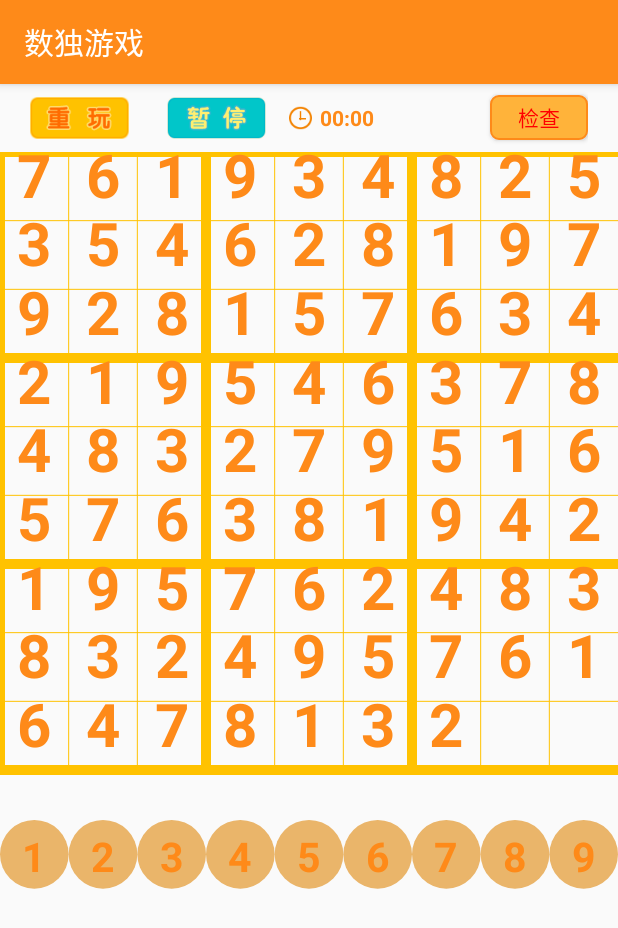
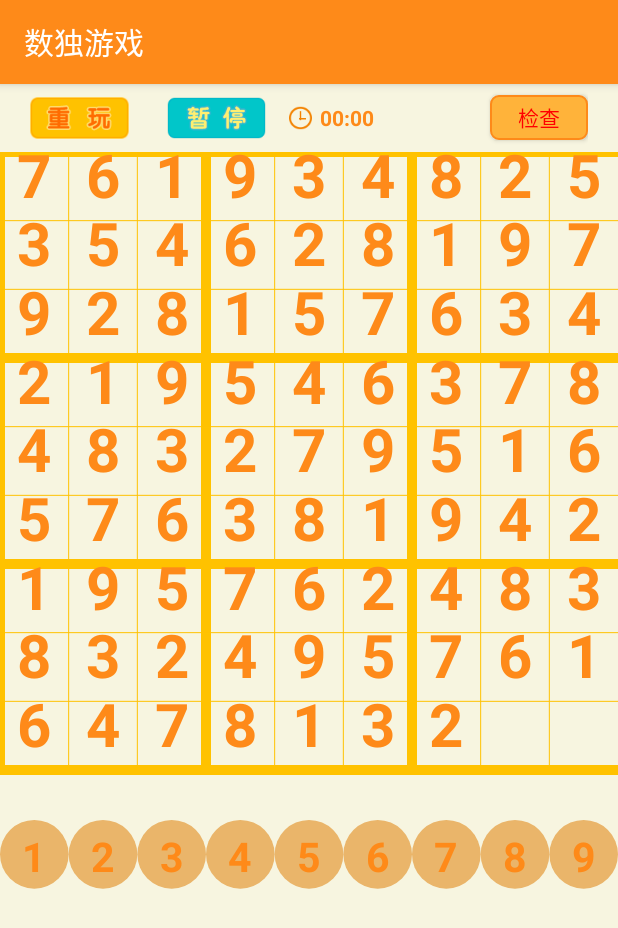
Before and after one commit to xkkk/Sudoku, an Android app: the screen it shows after launch (GameActivity), after a tap on an icon or button, on a phone screen of 412 x 824 dp. Shown: the top 928 px of the screen. Run offline under Robolectric (Android 15) with nearby library versions, the phone set to English and light mode, and no system bars; libraries missing offline, so code that uses them is left out: cn.waps; 3 statements that could not run were skipped.

```diff
--- a/app/src/main/java/com/mjxc/sudokuc/GameActivity.java
+++ b/app/src/main/java/com/mjxc/sudokuc/GameActivity.java
@@ -13,6 +13,7 @@ import android.widget.TextView;
 
 import com.mjxc.sudokuc.dialog.DialogUtil;
 import com.mjxc.sudokuc.dialog.TipsDialog;
+import com.mjxc.sudokuc.widget.SudokuView;
 
 import cn.waps.AppConnect;
 
@@ -24,6 +25,7 @@ import cn.waps.AppConnect;
 
 public class GameActivity extends AppCompatActivity implements View.OnClickListener{
     public static final String LEVEL = "level";//游戏等级 简单：0  中等：1  困难：2  骨灰：3
+    public static final String CHECKPOINT = "checkpoint";
     private String level = "0";
     private int checkpoint = 1;
     private Chronometer mChronometer;
@@ -32,7 +34,7 @@ public class GameActivity extends AppCompatActivity implements View.OnClickListe
     private AlertDialog  mAlertDialog;
     private TextView mPauseTv;
     private TextView mReplayTv;
-    SudokuView mSudokuView;
+    private SudokuView mSudokuView;
 
 
 
@@ -42,6 +44,7 @@ public class GameActivity extends AppCompatActivity implements View.OnClickListe
         setContentView(R.layout.activity_game);
         if(getIntent()!=null){
             level = getIntent().getStringExtra(LEVEL);
+            checkpoint = getIntent().getIntExtra(CHECKPOINT,1);
         }
         mSudokuView = findViewById(R.id.sudokuview);
         mPauseTv = findViewById(R.id.pause);
@@ -61,8 +64,8 @@ public class GameActivity extends AppCompatActivity implements View.OnClickListe
         mSudokuView.setOnSuccessListener(new OnSuccessListener() {
             @Override
             public void onSuccess(final int levelUp) {
-                checkpoint = levelUp;
-                onFinish(levelUp, mSudokuView);
+                checkpoint ++;
+                onFinish(checkpoint, mSudokuView);
 
             }
         });
--- a/app/src/main/java/com/mjxc/sudokuc/OnSuccessListener.java
+++ b/app/src/main/java/com/mjxc/sudokuc/OnSuccessListener.java
@@ -6,6 +6,6 @@ package com.mjxc.sudokuc;
  * 描述：
  */
 
-interface OnSuccessListener {
+public interface OnSuccessListener {
     void onSuccess(int levelUp);
 }
--- a/app/src/main/java/com/mjxc/sudokuc/RankActivity.java
+++ b/app/src/main/java/com/mjxc/sudokuc/RankActivity.java
@@ -3,6 +3,8 @@ package com.mjxc.sudokuc;
 import android.os.Bundle;
 import android.support.annotation.Nullable;
 import android.support.v7.app.AppCompatActivity;
+
+import com.mjxc.sudokuc.widget.ForceMapView;
 
 /**
  * 作者：xk on 2018/3/30
@@ -17,6 +19,8 @@ public class RankActivity extends AppCompatActivity {
     @Override
     protected void onCreate(@Nullable Bundle savedInstanceState) {
         super.onCreate(savedInstanceState);
+        ForceMapView view = new ForceMapView(this);
+        setContentView(view);
 
     }
 }
--- a/app/src/main/java/com/mjxc/sudokuc/SudokuView.java
+++ b/app/src/main/java/com/mjxc/sudokuc/widget/SudokuView.java
@@ -1,4 +1,4 @@
-package com.mjxc.sudokuc;
+package com.mjxc.sudokuc.widget;
 
 import android.content.Context;
 import android.graphics.Canvas;
@@ -9,6 +9,9 @@ import android.util.AttributeSet;
 import android.util.Log;
 import android.view.MotionEvent;
 import android.view.View;
+
+import com.mjxc.sudokuc.OnSuccessListener;
+import com.mjxc.sudokuc.R;
 
 /**
  * 作者：xk on 2017/8/7
@@ -196,7 +199,6 @@ public class SudokuView extends View {
         Log.i(TAG,"question = "+tempAnswer);
         Log.i(TAG,"chars = "+chars[index]);
         if(isSuccess()){
-//            Toast.makeText(getContext(),"恭喜通关",Toast.LENGTH_SHORT).show();
             if(listener!=null){
                 listener.onSuccess(2);
             }
@@ -204,6 +206,10 @@ public class SudokuView extends View {
             invalidate();
     }
 
+    /**
+     * @param level 游戏难度
+     * @param num 游戏关卡
+     */
     public void setLevel(int level,int num){
         switch (level){
             case 0:
@@ -265,7 +271,7 @@ public class SudokuView extends View {
         return tempAnswer.equals(answer);
     }
 
-    boolean isCheck = false;
+    public boolean isCheck = false;
     public void check(boolean isCheck){
         this.isCheck = isCheck;
         invalidate();
--- a/app/src/main/res/layout/activity_game.xml
+++ b/app/src/main/res/layout/activity_game.xml
@@ -2,7 +2,8 @@
 <LinearLayout xmlns:android="http://schemas.android.com/apk/res/android"
               android:orientation="vertical"
               android:layout_width="match_parent"
-              android:layout_height="match_parent">
+              android:layout_height="match_parent"
+    android:background="@mipmap/game_bg">
 
     <RelativeLayout
         android:layout_width="match_parent"
@@ -73,7 +74,7 @@
             android:text="检查"/>
     </RelativeLayout>
 
-    <com.mjxc.sudokuc.SudokuView
+    <com.mjxc.sudokuc.widget.SudokuView
         android:id="@+id/sudokuview"
         android:layout_width="match_parent"
         android:layout_height="match_parent"/>
--- a/app/src/main/res/layout/activity_main.xml
+++ b/app/src/main/res/layout/activity_main.xml
@@ -44,7 +44,7 @@
 
     <Button
         android:id="@+id/btn_hard"
-        android:layout_width="220dp"
+        android:layout_width="wrap_content"
         android:layout_height="wrap_content"
         android:layout_gravity="center_horizontal"
         android:background="@mipmap/dashi_dark"
```
Also changed, not shown: app/src/main/res/mipmap-xxhdpi/game_bg.png (added).
